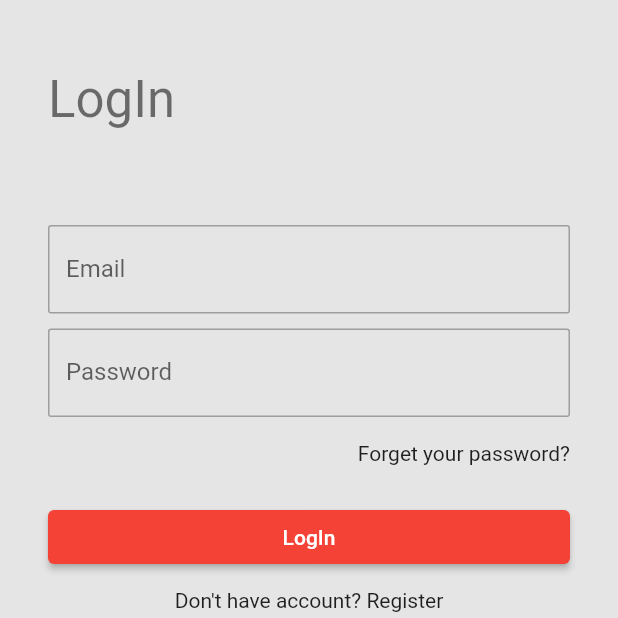
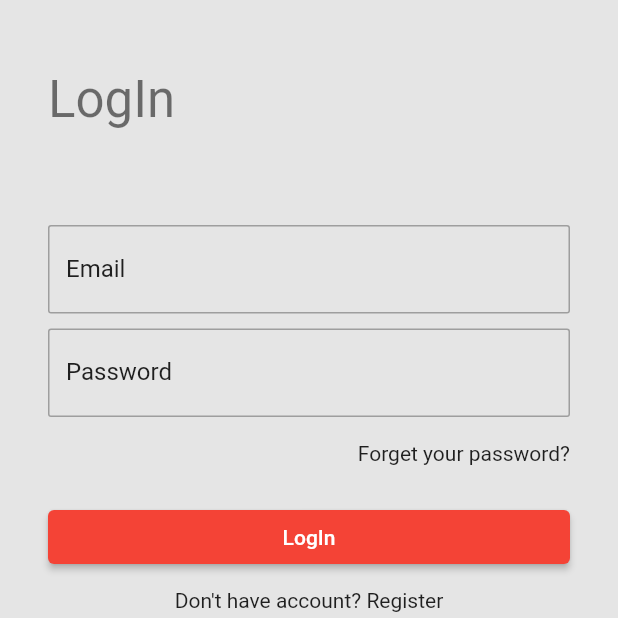
Before and after one commit to alinsary37/flutter-ecommerce-living-code-ali, a Flutter app: the screen it shows after launch, on a phone screen of 412 x 824 dp, the top half of it. Run offline on Flutter 3.47's test engine with Material 2 defaults, Android fonts, the phone set to English and light mode, and no system bars; our stand-ins replace cloud_firestore, firebase_auth, firebase_core, flutter_rating_bar, flutter_spinkit, persistent_bottom_nav_bar; accounts and stored records are empty.

```diff
--- a/lib/main.dart
+++ b/lib/main.dart
@@ -30,9 +30,12 @@ class MyApp extends StatelessWidget {
           primarySwatch: Colors.red,
           scaffoldBackgroundColor: const Color(0xFFE5E5E5),
           inputDecorationTheme: InputDecorationTheme(
+            labelStyle: Theme.of(context).textTheme.subtitle1,
             focusedBorder: OutlineInputBorder(
-              borderRadius: BorderRadius.circular(2.0),
-              borderSide: const BorderSide(color: Colors.grey),
+              borderRadius: BorderRadius.circular(16.0),
+              borderSide: const BorderSide(
+                color: Colors.grey,
+              ),
             ),
             enabledBorder: OutlineInputBorder(
               borderRadius: BorderRadius.circular(2.0),
```
Also changed, not shown: lib/views/pages/product_detailis.dart (+30 -5 lines), lib/views/widgets/drop_down_menu.dart (added, +34 -0 lines).
